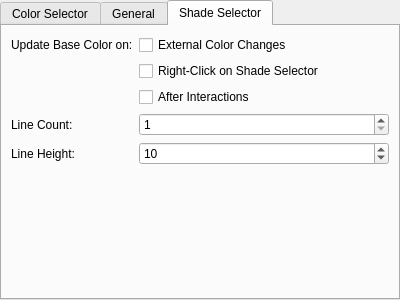
Before: the Qt Designer form plugins/dockers/widegamutcolorselector/WdgWGSelectorSettings.ui in KDE/krita, drawn with Qt 5.
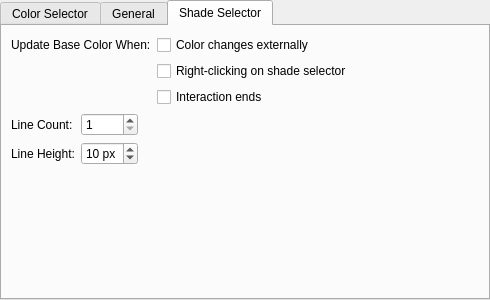
After: the same form once the commit is applied. The open tabs and pages were chosen to show the change. Custom widgets are drawn as their Qt base class.

Commit message: Finally make the Shade Selector configurable

```diff
--- a/plugins/dockers/widegamutcolorselector/WdgWGSelectorSettings.ui
+++ b/plugins/dockers/widegamutcolorselector/WdgWGSelectorSettings.ui
@@ -6,7 +6,7 @@
    <rect>
     <x>0</x>
     <y>0</y>
-    <width>400</width>
+    <width>490</width>
     <height>300</height>
    </rect>
   </property>
@@ -171,30 +171,52 @@
       <attribute name="title">
        <string>Shade Selector</string>
       </attribute>
-      <layout class="QFormLayout" name="formLayout_3">
+      <layout class="QVBoxLayout" name="verticalLayout_3">
+       <item>
+        <layout class="QFormLayout" name="formLayout_5">
        <item row="0" column="0">
         <widget class="QLabel" name="label_4">
          <property name="text">
-          <string>Update Base Color on:</string>
+            <string>Update Base Color When:</string>
          </property>
         </widget>
        </item>
-       <item row="3" column="0">
+         <item row="0" column="1">
+          <widget class="QCheckBox" name="chkShadeSelUpdateExternal">
+           <property name="text">
+            <string>Color changes externally</string>
+           </property>
+          </widget>
+         </item>
+         <item row="1" column="1">
+          <widget class="QCheckBox" name="chkShadeSelUpdateOnRightClick">
+           <property name="text">
+            <string>Right-clicking on shade selector</string>
+           </property>
+          </widget>
+         </item>
+         <item row="2" column="1">
+          <widget class="QCheckBox" name="chkShadeSelUpdateInteraction">
+           <property name="text">
+            <string>Interaction ends</string>
+           </property>
+          </widget>
+         </item>
+        </layout>
+       </item>
+       <item>
+        <layout class="QHBoxLayout" name="horizontalLayout_2" stretch="0,1,0,2">
+         <item>
+          <layout class="QFormLayout" name="formLayout_6">
+           <item row="0" column="0">
         <widget class="QLabel" name="label_5">
          <property name="text">
           <string>Line Count:</string>
          </property>
         </widget>
        </item>
-       <item row="4" column="0">
-        <widget class="QLabel" name="label_6">
-         <property name="text">
-          <string>Line Height:</string>
-         </property>
-        </widget>
-       </item>
-       <item row="3" column="1">
-        <widget class="QSpinBox" name="shadeLineCount">
+           <item row="0" column="1">
+            <widget class="QSpinBox" name="sbShadeLineCount">
          <property name="minimum">
           <number>1</number>
          </property>
@@ -203,8 +225,18 @@
          </property>
         </widget>
        </item>
-       <item row="4" column="1">
-        <widget class="QSpinBox" name="shadeLineHeight">
+           <item row="1" column="0">
+            <widget class="QLabel" name="label_6">
+             <property name="text">
+              <string>Line Height:</string>
+             </property>
+            </widget>
+           </item>
+           <item row="1" column="1">
+            <widget class="QSpinBox" name="sbShadeLineHeight">
+             <property name="suffix">
+              <string> px</string>
+             </property>
          <property name="minimum">
           <number>8</number>
          </property>
@@ -213,26 +245,58 @@
          </property>
         </widget>
        </item>
-       <item row="0" column="1">
-        <widget class="QCheckBox" name="chkShadeSelUpdateExternal">
-         <property name="text">
-          <string>External Color Changes</string>
-         </property>
-        </widget>
-       </item>
-       <item row="1" column="1">
-        <widget class="QCheckBox" name="chkShadeSelUpdateOnRightClick">
-         <property name="text">
-          <string>Right-Click on Shade Selector</string>
-         </property>
-        </widget>
-       </item>
-       <item row="2" column="1">
-        <widget class="QCheckBox" name="chkShadeSelUpdateInteraction">
-         <property name="text">
-          <string>After Interactions</string>
-         </property>
-        </widget>
+          </layout>
+         </item>
+         <item>
+          <spacer name="horizontalSpacer">
+           <property name="orientation">
+            <enum>Qt::Horizontal</enum>
+           </property>
+           <property name="sizeType">
+            <enum>QSizePolicy::MinimumExpanding</enum>
+           </property>
+           <property name="sizeHint" stdset="0">
+            <size>
+             <width>40</width>
+             <height>20</height>
+            </size>
+           </property>
+          </spacer>
+         </item>
+         <item>
+          <layout class="QVBoxLayout" name="shadeLineLayout">
+           <property name="spacing">
+            <number>2</number>
+           </property>
+          </layout>
+         </item>
+         <item>
+          <spacer name="horizontalSpacer_2">
+           <property name="orientation">
+            <enum>Qt::Horizontal</enum>
+           </property>
+           <property name="sizeHint" stdset="0">
+            <size>
+             <width>0</width>
+             <height>0</height>
+            </size>
+           </property>
+          </spacer>
+         </item>
+        </layout>
+       </item>
+       <item>
+        <spacer name="verticalSpacer">
+         <property name="orientation">
+          <enum>Qt::Vertical</enum>
+         </property>
+         <property name="sizeHint" stdset="0">
+          <size>
+           <width>0</width>
+           <height>0</height>
+          </size>
+         </property>
+        </spacer>
        </item>
       </layout>
      </widget>
```
Lines whose indentation alone changed are shown as unchanged. The commit also changes 3 other files.
